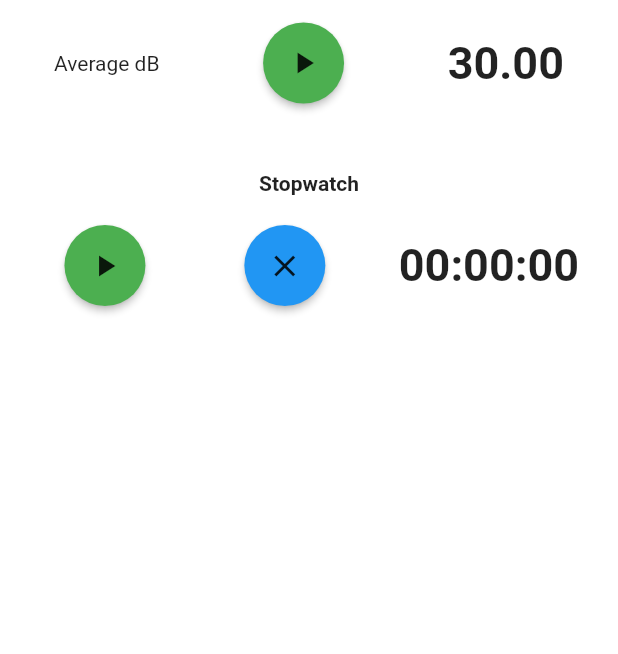
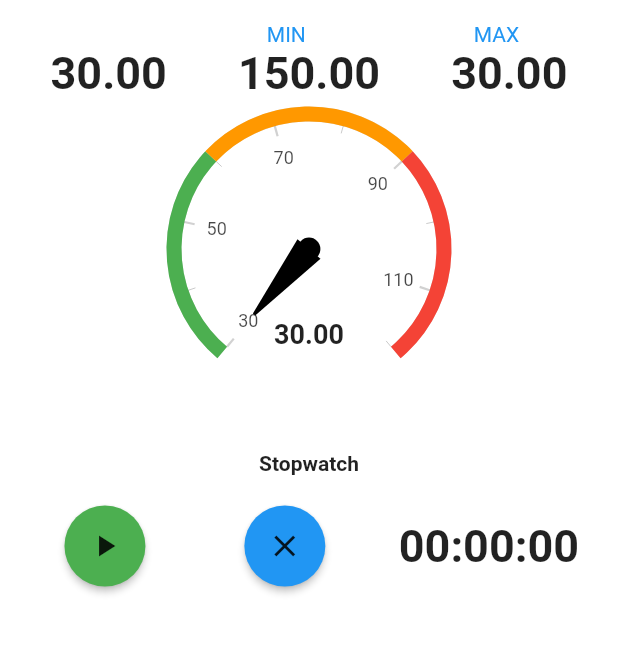
Before and after one commit to masterdodo/flutter-noise-app, a Flutter app: the ToolsScreen screen opened by its route, on a phone screen of 412 x 824 dp, the part 153-807 px from its top. Run offline on Flutter 3.47's test engine with Material 2 defaults, Android fonts, the phone set to English and light mode, and no system bars; drawn by our look-alikes of syncfusion_flutter_gauges; our stand-ins replace audioplayers, file_picker, flutter_local_notifications, share, shared_preferences; missing offline and left inert: firebase_admob, flutter_email_sender, noise_meter, volume; accounts and stored records are empty.

Commit message:
tools - dBmeter - redesign

```diff
--- a/lib/screens/tools/toolsscreen.dart
+++ b/lib/screens/tools/toolsscreen.dart
@@ -4,6 +4,7 @@ import 'package:flutter/services.dart';
 import 'package:noise_app/app_localizations.dart';
 import 'package:noise_app/components/my_drawer.dart';
 import 'package:noise_meter/noise_meter.dart';
+import 'package:syncfusion_flutter_gauges/gauges.dart';
 
 class ToolsScreen extends StatefulWidget {
   @override
@@ -20,6 +21,8 @@ class _ToolsScreenState extends State<ToolsScreen> {
 
   String maxDb;
   String meanDb;
+  String maxDbValue;
+  String minDbValue;
   String stopwatchDisplay;
 
   Color _bgColor;
@@ -32,8 +35,11 @@ class _ToolsScreenState extends State<ToolsScreen> {
     _isRunning = false;
     maxDb = "30.00";
     meanDb = "30.00";
+    maxDbValue = "30.00";
+    minDbValue = "150.00";
     stopwatchDisplay = "00:00:00";
     _bgColor = Colors.white;
+    this.start();
   }
 
   @override
@@ -79,6 +85,12 @@ class _ToolsScreenState extends State<ToolsScreen> {
     setState(() {
       this.maxDb = noiseReading.maxDecibel.toStringAsFixed(2);
       this.meanDb = noiseReading.meanDecibel.toStringAsFixed(2);
+      if (noiseReading.meanDecibel > double.parse(maxDbValue)) {
+        this.maxDbValue = noiseReading.meanDecibel.toStringAsFixed(2);
+      }
+      if (noiseReading.meanDecibel < double.parse(minDbValue)) {
+        this.minDbValue = noiseReading.meanDecibel.toStringAsFixed(2);
+      }
     });
   }
 
@@ -157,12 +169,21 @@ class _ToolsScreenState extends State<ToolsScreen> {
                 Row(
                   mainAxisAlignment: MainAxisAlignment.spaceAround,
                   children: [
+                    Text(""),
                     Text(
-                      AppLocalizations.of(context)
-                          .translate('average_noise_string'),
-                      style: TextStyle(fontWeight: FontWeight.normal),
+                      "MIN",
+                      style: TextStyle(color: Colors.blue),
                     ),
-                    RaisedButton(
+                    Text(
+                      "MAX",
+                      style: TextStyle(color: Colors.blue),
+                    ),
+                  ],
+                ),
+                Row(
+                  mainAxisAlignment: MainAxisAlignment.spaceAround,
+                  children: [
+                    /*RaisedButton(
                       padding: EdgeInsets.all(15),
                       onPressed: _isRecording ? this.stop : this.start,
                       color: _isRecording ? Colors.red : Colors.green,
@@ -170,7 +191,7 @@ class _ToolsScreenState extends State<ToolsScreen> {
                       child: _isRecording
                           ? Icon(Icons.stop)
                           : Icon(Icons.play_arrow),
-                    ),
+                    ),*/
                     Text(
                       this.meanDb,
                       style: TextStyle(
@@ -178,11 +199,65 @@ class _ToolsScreenState extends State<ToolsScreen> {
                         fontWeight: FontWeight.w600,
                       ),
                     ),
+                    Text(
+                      this.minDbValue,
+                      style: TextStyle(
+                        fontSize: 30,
+                        fontWeight: FontWeight.w600,
+                      ),
+                    ),
+                    Text(
+                      this.maxDbValue,
+                      style: TextStyle(
+                        fontSize: 30,
+                        fontWeight: FontWeight.w600,
+                      ),
+                    ),
                   ],
+                ),
+                Container(
+                  height: 200,
+                  child: SfRadialGauge(
+                      enableLoadingAnimation: true,
+                      axes: <RadialAxis>[
+                        RadialAxis(
+                            minimum: 30,
+                            maximum: 120,
+                            ranges: <GaugeRange>[
+                              GaugeRange(
+                                  startValue: 30,
+                                  endValue: 60,
+                                  color: Colors.green),
+                              GaugeRange(
+                                  startValue: 60,
+                                  endValue: 90,
+                                  color: Colors.orange),
+                              GaugeRange(
+                                  startValue: 90,
+                                  endValue: 120,
+                                  color: Colors.red)
+                            ],
+                            pointers: <GaugePointer>[
+                              NeedlePointer(
+                                enableAnimation: true,
+                                value: double.parse(this.meanDb),
+                              ),
+                            ],
+                            annotations: <GaugeAnnotation>[
+                              GaugeAnnotation(
+                                  widget: Container(
+                                      child: Text(this.meanDb,
+                                          style: TextStyle(
+                                              fontSize: 18,
+                                              fontWeight: FontWeight.bold))),
+                                  angle: 90,
+                                  positionFactor: 0.6)
+                            ])
+                      ]),
                 ),
                 Divider(
                   color: Colors.transparent,
-                  height: 20,
+                  height: 10,
                 ),
                 Padding(
                     padding: const EdgeInsets.only(top: 25, bottom: 20),
--- a/pubspec.yaml
+++ b/pubspec.yaml
@@ -44,6 +44,10 @@ dependencies:
   shared_preferences: ^0.5.12+4
 
   firebase_admob: ^0.11.0+1
+
+  syncfusion_flutter_gauges: ^18.4.44
+
+  syncfusion_flutter_charts: ^18.4.44+1
 
   system_shortcuts: ^1.0.0
 
```
Also changed, not shown: pubspec.lock.
